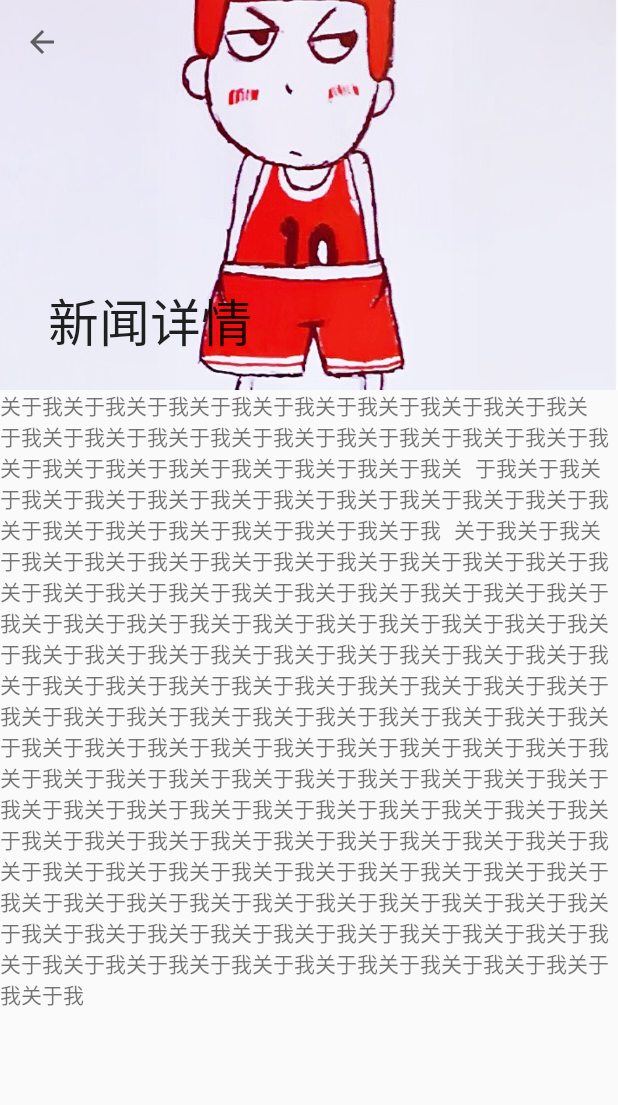
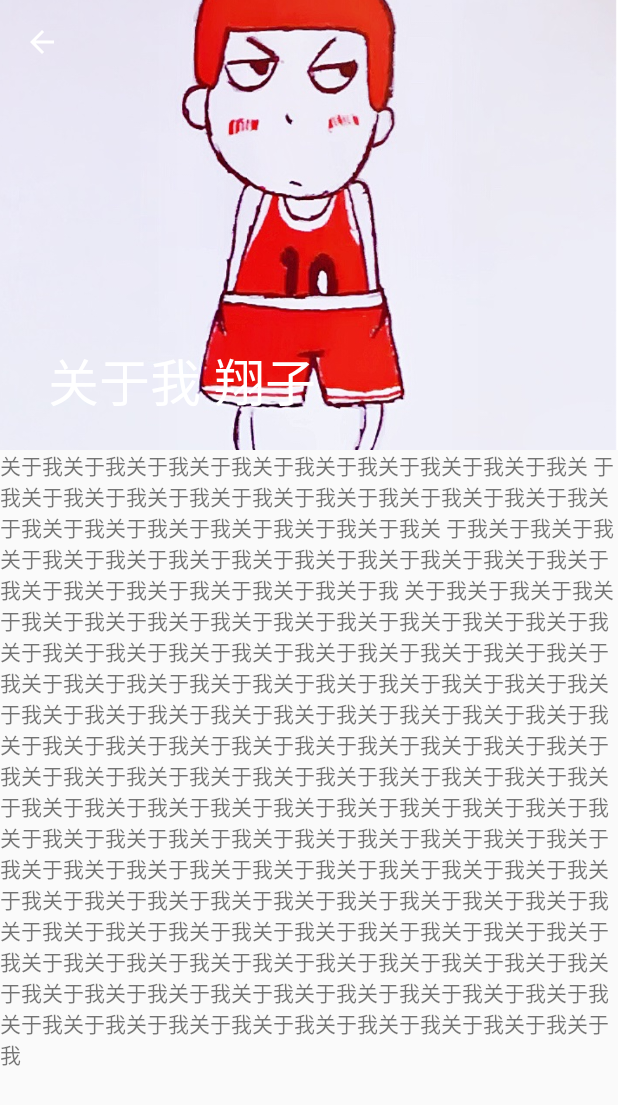
Before and after one commit to danhanxiang/DanShiApp, an Android app: the AboutMeActivity screen opened directly, with no data from a screen before it, on a phone screen of 412 x 824 dp. Shown: the top 1105 px of the screen. Run offline under Robolectric (Android 15) with nearby library versions, the phone set to English and light mode, and no system bars; our stand-ins replace ButterKnife.

Commit message:
something need to push

```diff
--- a/app/src/main/AndroidManifest.xml
+++ b/app/src/main/AndroidManifest.xml
@@ -13,7 +13,7 @@
         android:supportsRtl="true"
         android:theme="@style/AppTheme">
         <activity
-            android:name="com.danshi.danhanxinag.activity.MainActivity"
+            android:name="com.danshi.danhanxinag.activity.WelcomeActivity"
             android:label="@string/app_name"
             android:theme="@style/AppTheme.NoActionBar">
             <intent-filter>
@@ -22,9 +22,12 @@
                 <category android:name="android.intent.category.LAUNCHER"/>
             </intent-filter>
         </activity>
+        <activity android:name="com.danshi.danhanxinag.activity.MainActivity"
+                  android:theme="@style/AppTheme.NoActionBar"/>
         <activity android:name="com.danshi.danhanxinag.activity.MeiZhiDetailActivity"/>
         <activity android:name="com.danshi.danhanxinag.activity.NewsDetailActivity"/>
         <activity android:name="com.danshi.danhanxinag.activity.AboutMeActivity"/>
+
     </application>
 
 </manifest>
--- a/app/src/main/java/com/danshi/danhanxinag/activity/AboutMeActivity.java
+++ b/app/src/main/java/com/danshi/danhanxinag/activity/AboutMeActivity.java
@@ -1,10 +1,12 @@
 package com.danshi.danhanxinag.activity;
 
 import android.os.Bundle;
+import android.support.design.widget.CollapsingToolbarLayout;
 import android.support.v7.widget.Toolbar;
 import android.view.View;
 import android.view.Window;
 import android.widget.ImageView;
+import android.widget.TextView;
 
 import com.danshi.danhanxinag.base.BaseActivity;
 import com.danshi.danhanxinag.danshiapp.R;
@@ -17,10 +19,15 @@ import butterknife.ButterKnife;
  */
 public class AboutMeActivity extends BaseActivity {
 
-    @BindView(R.id.about_me_toolbar)
-    Toolbar toolbar;
-    @BindView(R.id.about_me_imageview)
-    ImageView imageView;
+    @BindView(R.id.iv_about_me)
+    ImageView ivAboutMe;
+
+    @BindView(R.id.detail_tool_bar)
+    Toolbar detailToolBar;
+    @BindView(R.id.collapsing_toolbar_layout)
+    CollapsingToolbarLayout toolbarLayout;
+    @BindView(R.id.detail_web_view)
+    TextView detailWebView;
 
     @Override
     protected void onCreate(Bundle savedInstanceState) {
@@ -28,15 +35,17 @@ public class AboutMeActivity extends BaseActivity {
         supportRequestWindowFeature(Window.FEATURE_NO_TITLE);
         setContentView(R.layout.activity_about_me);
         ButterKnife.bind(this);
-        toolbar.setTitle(getString(R.string.about_me));
-        setSupportActionBar(toolbar);
+        toolbarLayout.setTitle(getResources().getString(R.string.about_xiangzi));
+        setSupportActionBar(detailToolBar);
+        /* 显示返回箭头 */
         getSupportActionBar().setDisplayHomeAsUpEnabled(true);
-        toolbar.setNavigationOnClickListener(new View.OnClickListener() {
+        /* 设置返回箭头点击事件 */
+        detailToolBar.setNavigationOnClickListener(new View.OnClickListener() {
             @Override
             public void onClick(View v) {
                 onBackPressed();
             }
         });
-        imageView.setImageResource(R.drawable.xiang);
+
     }
 }
--- a/app/src/main/java/com/danshi/danhanxinag/base/BaseActivity.java
+++ b/app/src/main/java/com/danshi/danhanxinag/base/BaseActivity.java
@@ -1,5 +1,8 @@
 package com.danshi.danhanxinag.base;
 
+import android.content.pm.ActivityInfo;
+import android.os.Bundle;
+import android.support.annotation.Nullable;
 import android.support.v4.app.Fragment;
 import android.support.v4.app.FragmentTransaction;
 import android.support.v7.app.AppCompatActivity;
@@ -13,6 +16,12 @@ import java.util.List;
  * Created by 20939 on 2016/11/16.
  */
 public class BaseActivity extends AppCompatActivity implements MvpView {
+
+    @Override
+    protected void onCreate(@Nullable Bundle savedInstanceState) {
+        super.onCreate(savedInstanceState);
+        setRequestedOrientation(ActivityInfo.SCREEN_ORIENTATION_PORTRAIT);
+    }
 
     @Override
     public void showLoading(String msg) {
--- a/app/src/main/java/com/danshi/danhanxinag/base/BaseFragment.java
+++ b/app/src/main/java/com/danshi/danhanxinag/base/BaseFragment.java
@@ -7,5 +7,4 @@ import android.support.v4.app.Fragment;
  */
 public class BaseFragment extends Fragment {
 
-
 }
--- a/app/src/main/java/com/danshi/danhanxinag/fragment/MeizhiFragment.java
+++ b/app/src/main/java/com/danshi/danhanxinag/fragment/MeizhiFragment.java
@@ -124,7 +124,7 @@ public class MeizhiFragment extends BaseFragment {
                 .addCallAdapterFactory(RxJavaCallAdapterFactory.create())
                 .build();
         GankService gankService = retrofit.create(GankService.class);
-        gankService.getPictures(20,page)
+        gankService.getPictures(10,page)
                 .subscribeOn(Schedulers.io())
                 .map(new Func1<Girls, List<Girls.ResultsBean>>() {
                     @Override
--- a/app/src/main/res/layout/activity_about_me.xml
+++ b/app/src/main/res/layout/activity_about_me.xml
@@ -1,15 +1,18 @@
 <?xml version="1.0" encoding="utf-8"?>
-<android.support.design.widget.CoordinatorLayout xmlns:android="http://schemas.android.com/apk/res/android"
+<android.support.design.widget.CoordinatorLayout
+    xmlns:android="http://schemas.android.com/apk/res/android"
     xmlns:app="http://schemas.android.com/apk/res-auto"
     android:layout_width="match_parent"
     android:layout_height="match_parent">
 
     <android.support.design.widget.AppBarLayout
         android:layout_width="match_parent"
-        android:layout_height="260dp"
-        android:fitsSystemWindows="true">
+        android:layout_height="300dp"
+        android:fitsSystemWindows="true"
+        android:theme="@style/ThemeOverlay.AppCompat.Dark.ActionBar">
 
         <android.support.design.widget.CollapsingToolbarLayout
+            android:id="@+id/collapsing_toolbar_layout"
             android:layout_width="match_parent"
             android:layout_height="match_parent"
             android:fitsSystemWindows="true"
@@ -17,20 +20,23 @@
             app:layout_scrollFlags="scroll|exitUntilCollapsed">
 
             <ImageView
-                android:id="@+id/about_me_imageview"
+                android:id="@+id/iv_about_me"
                 android:layout_width="match_parent"
                 android:layout_height="match_parent"
                 android:scaleType="centerCrop"
                 android:src="@drawable/xiang"
                 app:layout_collapseMode="parallax"
-                app:layout_collapseParallaxMultiplier="0.8" />
+                app:layout_collapseParallaxMultiplier="0.8"/>
 
             <android.support.v7.widget.Toolbar
-                android:id="@+id/about_me_toolbar"
+                android:id="@+id/detail_tool_bar"
                 android:layout_width="match_parent"
                 android:layout_height="?attr/actionBarSize"
-                app:layout_collapseMode="pin" />
+                app:layout_collapseMode="pin"
+                app:popupTheme="@style/ThemeOverlay.AppCompat.Light"/>
+
         </android.support.design.widget.CollapsingToolbarLayout>
+
     </android.support.design.widget.AppBarLayout>
 
     <android.support.v4.widget.NestedScrollView
@@ -39,13 +45,10 @@
         app:layout_behavior="@string/appbar_scrolling_view_behavior">
 
         <TextView
-            android:id="@+id/about_me_textview"
+            android:id="@+id/detail_web_view"
             android:layout_width="match_parent"
             android:layout_height="wrap_content"
-            android:text="@string/about_content"
-            android:typeface="monospace"
-            android:textSize="14dp"
-            android:textStyle="normal"/>
+            android:text="@string/about_content"/>
     </android.support.v4.widget.NestedScrollView>
 
 </android.support.design.widget.CoordinatorLayout>
--- a/app/src/main/res/layout/activity_news_detail.xml
+++ b/app/src/main/res/layout/activity_news_detail.xml
@@ -23,6 +23,7 @@
                 android:layout_width="match_parent"
                 android:layout_height="match_parent"
                 android:scaleType="centerCrop"
+                android:src="@mipmap/ic_launcher"
                 app:layout_collapseMode="parallax"
                 app:layout_collapseParallaxMultiplier="0.8"/>
 
@@ -45,7 +46,7 @@
         <WebView
             android:id="@+id/detail_web_view"
             android:layout_width="match_parent"
-            android:layout_height="wrap_content"/>
+            android:layout_height="wrap_content"></WebView>
     </android.support.v4.widget.NestedScrollView>
 
 </android.support.design.widget.CoordinatorLayout>
--- a/app/src/main/res/layout/nav_header_main.xml
+++ b/app/src/main/res/layout/nav_header_main.xml
@@ -23,13 +23,13 @@
         android:layout_height="wrap_content"
         android:paddingTop="@dimen/margin_10"
         android:textColor="@color/bg_color"
-        android:text="Android Studio"/>
+        android:text="Dan Shi"/>
 
     <TextView
         android:id="@+id/textView"
         android:layout_width="wrap_content"
         android:layout_height="wrap_content"
         android:textColor="@color/bg_color"
-        android:text="github:https://github.com/danhanxiang"/>
+        android:text="https://github.com/danhanxiang"/>
 
 </LinearLayout>
--- a/app/src/main/res/values/strings.xml
+++ b/app/src/main/res/values/strings.xml
@@ -7,6 +7,7 @@
     <string name="action_settings">Settings</string>
     <string name="news_detail">新闻详情</string>
     <string name="about_me">新闻详情</string>
+    <string name="about_xiangzi">关于我  翔子</string>
     <string name="about_content">关于我关于我关于我关于我关于我关于我关于我关于我关于我关
         于我关于我关于我关于我关于我关于我关于我关于我关于我关于我关于我关于我关于我关于我关于我关于我关于我关
         于我关于我关于我关于我关于我关于我关于我关于我关于我关于我关于我关于我关于我关于我关于我关于我关于我关于我关于我
```
Also changed, not shown: app/src/main/java/com/danshi/danhanxinag/activity/MainActivity.java (+4 -4 lines), app/src/main/java/com/danshi/danhanxinag/activity/WelcomeActivity.java (added, +65 -0 lines), app/src/main/res/layout/activity_welcome.xml (added, +13 -0 lines), app/src/main/res/layout/item_story.xml (+17 -19 lines).
